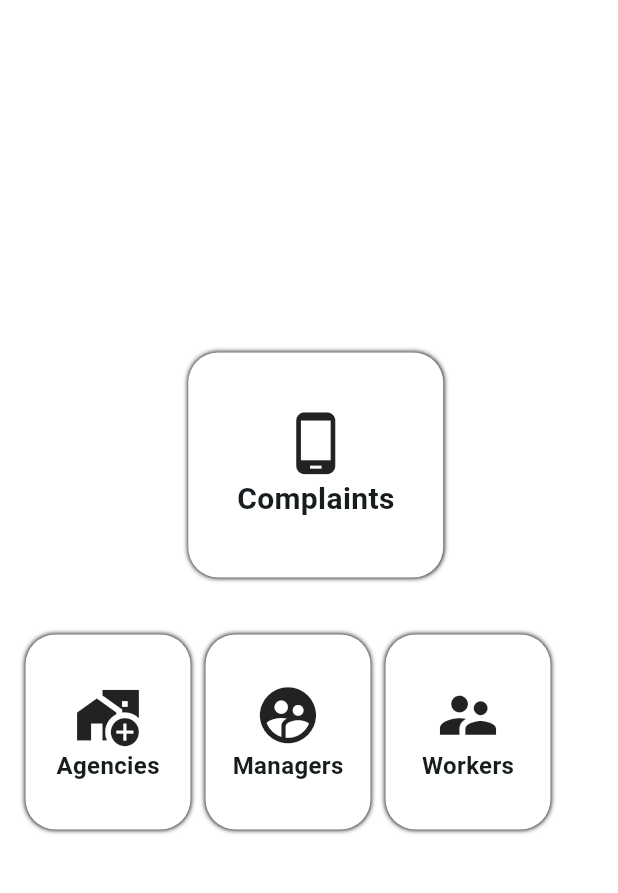
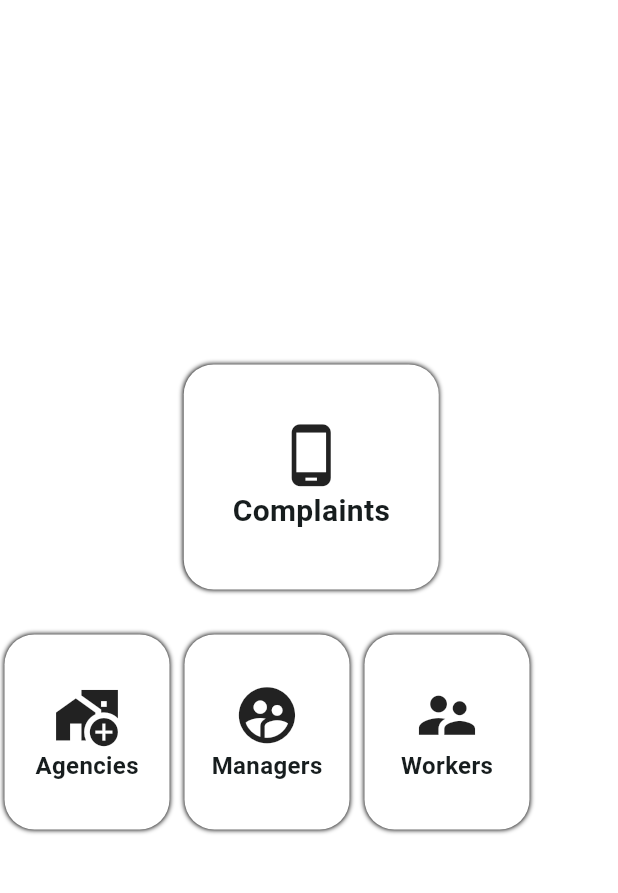
Before and after one commit to Rahulrajagopalan/secure-care, a Flutter app: the ScreenCompamw screen opened directly, on a phone screen of 412 x 824 dp, the part 63-956 px from its top. Run offline on Flutter 3.47's test engine with Material 3 defaults, Android fonts, the phone set to English and light mode, and no system bars; our stand-ins replace cherry_toast, cloud_firestore, firebase_auth, firebase_core, firebase_database, firebase_storage and 6 more; missing offline and left inert: email_otp, flutter_email_sender; accounts and stored records are empty; Roboto replaces fonts that are missing (Overpass).

Commit message:
Changes made

```diff
--- a/lib/main.dart
+++ b/lib/main.dart
@@ -69,7 +69,7 @@ class MyApp extends StatelessWidget {
             // primarySwatch: Colors.blue,
           ),
           home: kIsWeb
-              ? AdminLogin()
+              ? AdminHome()
               // AdminHome()
               : ScreenSplash(),
         ));
--- a/lib/model/workersmodel.dart
+++ b/lib/model/workersmodel.dart
@@ -32,7 +32,7 @@ class WorkersModel {
         "workerspassword": workerspassword,
         "workerimage": workerimage,
         "agencyId": agencyId,
-        "id": docId,
+        "id": id,
         'usertype': selectedusertype,
         // 'indentity': indentity,
         'workassign': workassaign,
@@ -41,6 +41,7 @@ class WorkersModel {
     return WorkersModel(
       workersname: json['workersname'],
       agencyId: json['agencyId'],
+      id: json['id'],
       workersplace: json['workersplace'],
       workersage: json['workersage'],
       workersemail: json['workersemail'],
--- a/lib/view/police/screen_camw.dart
+++ b/lib/view/police/screen_camw.dart
@@ -37,7 +37,7 @@ class ScreenCompamw extends StatelessWidget {
         }),
       ),
       body: Padding(
-        padding: const EdgeInsets.only(left: 9),
+        padding: const EdgeInsets.only(left: 3),
         child: Column(
           mainAxisAlignment: MainAxisAlignment.center,
           children: [
@@ -73,9 +73,7 @@ class ScreenCompamw extends StatelessWidget {
             const SizedBox(
               height: 30,
             ),
-            Padding(
-              padding: const EdgeInsets.all(8.0),
-              child: Row(
+            Row(
               children: [
                 InkWell(
                   onTap: () {
@@ -171,7 +169,6 @@ class ScreenCompamw extends StatelessWidget {
                   ),
                 ),
               ],
-              ),
             )
           ],
         ),
--- a/lib/view/police/screen_closedcomplaints.dart
+++ b/lib/view/police/screen_closedcomplaints.dart
@@ -65,7 +65,7 @@ class ScreenClosedComplaints extends StatelessWidget {
                           leading: CircleAvatar(
                             backgroundImage: AssetImage(workprovider.person),
                           ),
-                          title: Text(data[index].reportid.toString(),
+                          title: Text(data[index].from,
                               style: GoogleFonts.alata()),
                           subtitle: Text(
                             "This case was closed",
--- a/lib/view/police/screen_newcomplaints.dart
+++ b/lib/view/police/screen_newcomplaints.dart
@@ -79,7 +79,7 @@ class _ScreenNewComplaintsState extends State<ScreenNewComplaints> {
                                       // backgroundImage:
                                       //     AssetImage('workprovider.person'),
                                       ),
-                                  title: Text(data[index].reportid.toString(),
+                                  title: Text(data[index].from,
                                       style: GoogleFonts.alata()),
                                   subtitle: Text(
                                     "Reported a new complaint",
--- a/lib/view/user/screen_reportissue.dart
+++ b/lib/view/user/screen_reportissue.dart
@@ -76,8 +76,8 @@ class ScreenReportIssue extends StatelessWidget {
                           reportManagerissues:
                               funprovider.reportproblemcontroller.text,
                           id: id,
-                          from: "User "
-                          // reportname: funprovider.workname.toString(),
+                          // from: "User "
+                          from: funprovider.workname.toString(),
                           ),
                       reportid,
                       id);
--- a/lib/viewmodel/admin_controller.dart
+++ b/lib/viewmodel/admin_controller.dart
@@ -132,7 +132,7 @@ class AdminController with ChangeNotifier {
 
   // Eployees
   List<WorkersModel> listOfPendingWorkers = [];
-  Future<List<WorkersModel>> getPendingEMployees() async {
+  Future<List<WorkersModel>> getPendingEmployees() async {
     final snapshot = await db.collection("NEW WORKERS").get();
 
     return listOfPendingWorkers =
```
Also changed, not shown: lib/view/admin/pending_verification.dart (+10 -7 lines). Lines whose indentation alone changed are shown as unchanged.
